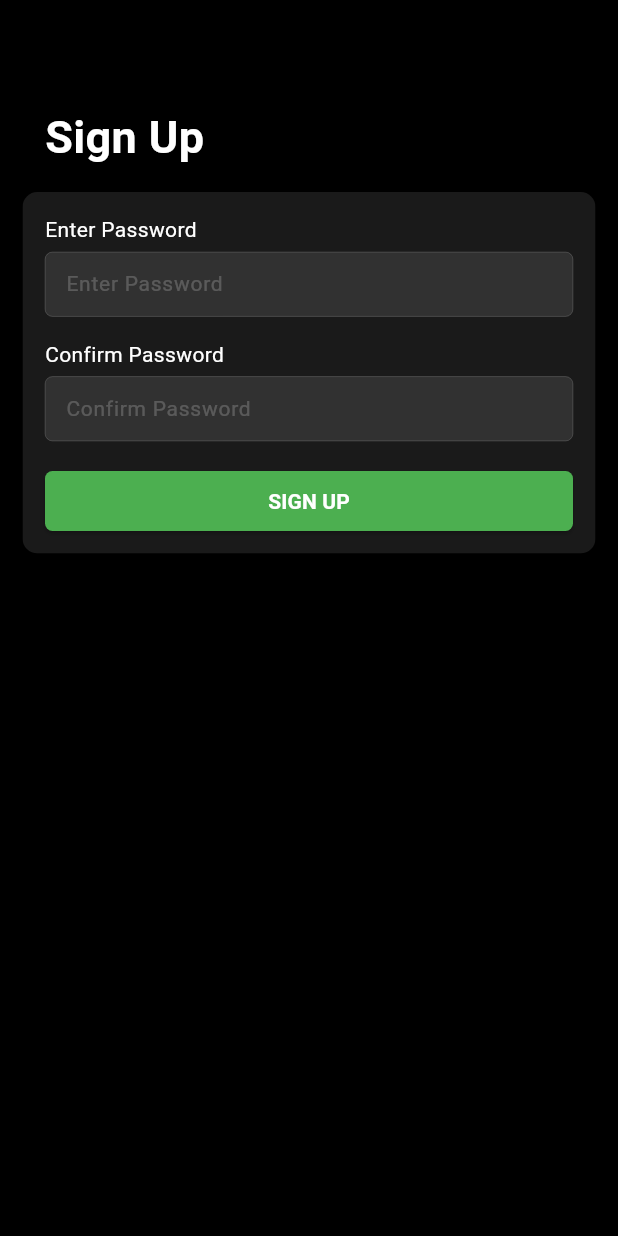
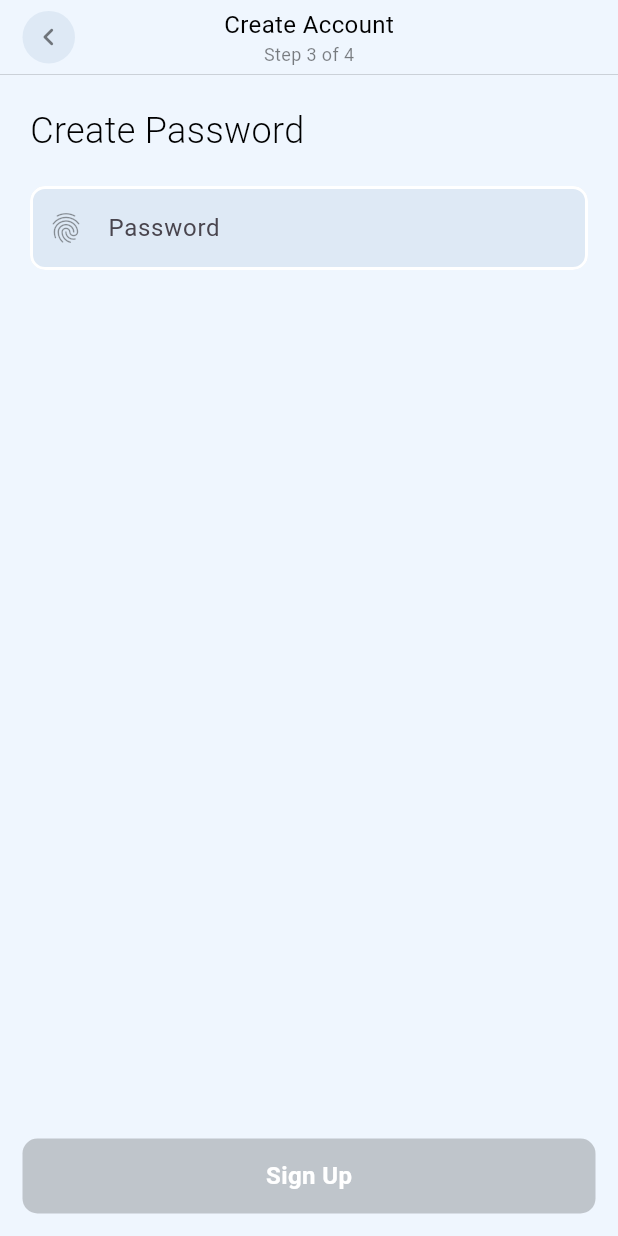
Before and after one commit to AmashChaudhry/authentications, a Flutter app: the AccountPassword screen opened directly with empty values, on a phone screen of 412 x 824 dp. Run offline on Flutter 3.47's test engine with Material 3 defaults, Android fonts, the phone set to English and light mode, and no system bars; our stand-ins replace cloud_firestore, firebase_auth, firebase_core, get; accounts and stored records are empty.

Commit message:
Second Commit

```diff
--- a/lib/src/features/authentications/screens/signup/account_email.dart
+++ b/lib/src/features/authentications/screens/signup/account_email.dart
@@ -107,7 +107,7 @@ class _AccountEmailState extends State<AccountEmail> {
                       decoration: InputDecoration(
                         filled: true,
                         isCollapsed: true,
-                        hintText: 'E-mail',
+                        hintText: 'Enter E-mail',
                         labelText: 'E-mail',
                         fillColor: componentBackgroundColor,
                         contentPadding: const EdgeInsets.symmetric(horizontal: 15, vertical: 16),
@@ -127,8 +127,8 @@ class _AccountEmailState extends State<AccountEmail> {
                         ),
                         focusedBorder: OutlineInputBorder(
                           borderRadius: BorderRadius.circular(10),
-                          borderSide: const BorderSide(
-                            color: accentColor,
+                          borderSide: BorderSide(
+                            color: accentColor.withOpacity(0.5),
                             width: 2,
                           ),
                         ),
@@ -154,6 +154,18 @@ class _AccountEmailState extends State<AccountEmail> {
                           isButtonDisabled.value = true;
                         }
                       },
+                    ),
+                    const SizedBox(height: 5),
+                    const Padding(
+                      padding: EdgeInsets.symmetric(horizontal: 10),
+                      child: Text(
+                        'The email has already been linked by another account. Please enter another email.',
+                        style: TextStyle(
+                          color: Colors.black,
+                          fontSize: 12,
+                          fontWeight: FontWeight.w400,
+                        ),
+                      ),
                     ),
                   ],
                 ),
--- a/lib/src/features/authentications/screens/signup/account_name.dart
+++ b/lib/src/features/authentications/screens/signup/account_name.dart
@@ -104,7 +104,7 @@ class _AccountNameState extends State<AccountName> {
                       decoration: InputDecoration(
                         filled: true,
                         isCollapsed: true,
-                        hintText: 'Full Name',
+                        hintText: 'Enter Name',
                         labelText: 'Full Name',
                         fillColor: componentBackgroundColor,
                         contentPadding: const EdgeInsets.symmetric(horizontal: 15, vertical: 16),
@@ -124,8 +124,8 @@ class _AccountNameState extends State<AccountName> {
                         ),
                         focusedBorder: OutlineInputBorder(
                           borderRadius: BorderRadius.circular(10),
-                          borderSide: const BorderSide(
-                            color: accentColor,
+                          borderSide: BorderSide(
+                            color: accentColor.withOpacity(0.5),
                             width: 2,
                           ),
                         ),
--- a/lib/src/features/authentications/screens/signup/account_password.dart
+++ b/lib/src/features/authentications/screens/signup/account_password.dart
@@ -1,8 +1,7 @@
-import 'dart:ui';
+import 'package:authentications/src/constants/colors.dart';
 import 'package:cloud_firestore/cloud_firestore.dart';
 import 'package:firebase_auth/firebase_auth.dart';
 import 'package:flutter/material.dart';
-import 'package:flutter/services.dart';
 import 'package:get/get.dart';
 
 class AccountPassword extends StatefulWidget {
@@ -16,208 +15,242 @@ class AccountPassword extends StatefulWidget {
 }
 
 class _AccountPasswordState extends State<AccountPassword> {
-  final formKey = GlobalKey<FormState>();
   RxBool isLoading = false.obs;
+  RxBool isValueEmpty = true.obs;
+  RxBool isButtonDisabled = true.obs;
 
   TextEditingController passwordController = TextEditingController();
-  TextEditingController confirmPasswordController = TextEditingController();
 
   final userCollection = FirebaseFirestore.instance.collection('Users');
 
   @override
   Widget build(BuildContext context) {
-    SystemChrome.setSystemUIOverlayStyle(
-      const SystemUiOverlayStyle(
-        statusBarColor: Colors.transparent,
-        statusBarIconBrightness: Brightness.light,
-      ),
-    );
-    return Scaffold(
-      backgroundColor: Colors.black,
-      body: SingleChildScrollView(
-        child: Padding(
-          padding: const EdgeInsets.all(15),
-          child: Column(
-            crossAxisAlignment: CrossAxisAlignment.start,
+    return SafeArea(
+      child: Scaffold(
+        backgroundColor: pageBackgroundColor,
+        body: Column(
           children: [
-              const SizedBox(height: 40),
-              const Padding(
-                padding: EdgeInsets.all(15),
-                child: Text(
-                  'Sign Up',
-                  style: TextStyle(
-                    color: Colors.white,
-                    fontSize: 30,
-                    fontWeight: FontWeight.bold,
+            Container(
+              height: 50,
+              width: double.infinity,
+              padding: const EdgeInsets.symmetric(horizontal: 15),
+              decoration: BoxDecoration(
+                border: Border(
+                  bottom: BorderSide(
+                    width: 0.5,
+                    color: Colors.black.withOpacity(0.2),
                   ),
                 ),
               ),
-              ClipRRect(
-                child: BackdropFilter(
-                  filter: ImageFilter.blur(sigmaX: 6, sigmaY: 6),
+              child: Stack(
+                alignment: Alignment.centerLeft,
+                children: [
+                  InkWell(
+                    onTap: () => Get.back(),
+                    borderRadius: BorderRadius.circular(20),
                     child: Container(
-                    padding: const EdgeInsets.all(15),
+                      height: 35,
+                      width: 35,
                       decoration: BoxDecoration(
-                      color: Colors.white.withOpacity(0.1),
-                      borderRadius: BorderRadius.circular(10),
+                        color: componentBackgroundColor,
+                        borderRadius: BorderRadius.circular(20),
                       ),
-                    child: Form(
-                      key: formKey,
+                      child: Icon(
+                        Icons.chevron_left_rounded,
+                        color: Colors.black.withOpacity(0.5),
+                      ),
+                    ),
+                  ),
+                  Center(
+                    child: Column(
+                      mainAxisAlignment: MainAxisAlignment.center,
+                      crossAxisAlignment: CrossAxisAlignment.center,
+                      children: [
+                        const Text(
+                          'Create Account',
+                          style: TextStyle(
+                            color: Colors.black,
+                            fontSize: 16,
+                            fontWeight: FontWeight.w400,
+                          ),
+                        ),
+                        Text(
+                          'Step 3 of 4',
+                          style: TextStyle(
+                            color: Colors.black.withOpacity(0.5),
+                            fontSize: 12,
+                            fontWeight: FontWeight.w400,
+                          ),
+                        ),
+                      ],
+                    ),
+                  ),
+                ],
+              ),
+            ),
+            Expanded(
+              child: Padding(
+                padding: const EdgeInsets.all(20),
                 child: Column(
                   crossAxisAlignment: CrossAxisAlignment.start,
                   children: [
                     const Text(
-                            'Enter Password',
+                      'Create Password',
                       style: TextStyle(
-                              color: Colors.white,
-                              fontSize: 14,
+                        color: Colors.black,
+                        fontSize: 24,
+                        fontWeight: FontWeight.w300,
                       ),
                     ),
-                          const SizedBox(height: 5),
+                    const SizedBox(height: 20),
                     TextFormField(
                       controller: passwordController,
-                            obscureText: true,
                       style: const TextStyle(
-                              color: Colors.white,
-                              fontSize: 14,
+                        color: Colors.black,
+                        fontSize: 16,
                       ),
                       decoration: InputDecoration(
                         filled: true,
                         isCollapsed: true,
                         hintText: 'Enter Password',
+                        labelText: 'Password',
+                        fillColor: componentBackgroundColor,
+                        contentPadding: const EdgeInsets.symmetric(horizontal: 15, vertical: 16),
                         hintStyle: TextStyle(
-                                color: Colors.white.withOpacity(0.2),
+                          color: Colors.black.withOpacity(0.2),
                         ),
-                              fillColor: Colors.white.withOpacity(0.1),
-                              contentPadding: const EdgeInsets.symmetric(horizontal: 10, vertical: 11),
+                        prefixIcon: Icon(
+                          Icons.fingerprint_rounded,
+                          color: Colors.black.withOpacity(0.4),
+                        ),
                         enabledBorder: OutlineInputBorder(
                           borderSide: const BorderSide(
                             color: Colors.white,
-                                  width: 0.1,
+                            width: 2,
                           ),
-                                borderRadius: BorderRadius.circular(5),
+                          borderRadius: BorderRadius.circular(10),
                         ),
                         focusedBorder: OutlineInputBorder(
-                                borderRadius: BorderRadius.circular(5),
+                          borderRadius: BorderRadius.circular(10),
                           borderSide: BorderSide(
-                                  color: Colors.white.withOpacity(0.5),
-                                  width: 0.5,
+                            color: accentColor.withOpacity(0.5),
+                            width: 2,
                           ),
                         ),
                         errorBorder: OutlineInputBorder(
-                                borderRadius: BorderRadius.circular(5),
+                          borderRadius: BorderRadius.circular(10),
                           borderSide: const BorderSide(
                             color: Colors.red,
-                                  width: 0.5,
+                            width: 2,
                           ),
                         ),
                         focusedErrorBorder: OutlineInputBorder(
-                                borderRadius: BorderRadius.circular(5),
+                          borderRadius: BorderRadius.circular(10),
                           borderSide: const BorderSide(
                             color: Colors.red,
-                                  width: 0.5,
+                            width: 2,
                           ),
                         ),
                       ),
-                            validator: (value) {
-                              if (value!.isEmpty) {
-                                return 'Enter password';
-                              } else if (passwordController.text.length < 8) {
-                                return 'Password must be 8 characters long';
+                      onChanged: (value) {
+                        if (value.isEmpty) {
+                          isValueEmpty.value = true;
+                        } else if (value.isNotEmpty) {
+                          isValueEmpty.value = false;
                         }
-                              return null;
+                        if (value.length < 8) {
+                          isButtonDisabled.value = true;
+                        } else if (!RegExp(r'[A-Z]').hasMatch(value)) {
+                          isButtonDisabled.value = true;
+                        } else if (!RegExp(r'\d').hasMatch(value)) {
+                          isButtonDisabled.value = true;
+                        } else if (!RegExp(r'[!@#\$&*~]').hasMatch(value)) {
+                          isButtonDisabled.value = true;
+                        } else {
+                          isButtonDisabled.value = false;
+                        }
                       },
                     ),
-                          const SizedBox(height: 15),
-                          const Text(
-                            'Confirm Password',
+                    const SizedBox(height: 5),
+                    Padding(
+                      padding: const EdgeInsets.symmetric(horizontal: 10),
+                      child: Obx(
+                        () => isButtonDisabled.value && !isValueEmpty.value
+                            ? const Row(
+                                children: [
+                                  Icon(
+                                    Icons.error,
+                                    color: Colors.red,
+                                    size: 15,
+                                  ),
+                                  SizedBox(width: 5),
+                                  Text(
+                                    'Your password is weak',
                                     style: TextStyle(
-                              color: Colors.white,
-                              fontSize: 14,
+                                      color: Colors.black,
+                                      fontSize: 12,
+                                      fontWeight: FontWeight.w400,
                                     ),
                                   ),
-                          const SizedBox(height: 5),
-                          TextFormField(
-                            controller: confirmPasswordController,
-                            obscureText: true,
-                            style: const TextStyle(
-                              color: Colors.white,
-                              fontSize: 14,
-                            ),
-                            decoration: InputDecoration(
-                              filled: true,
-                              isCollapsed: true,
-                              hintText: 'Confirm Password',
-                              hintStyle: TextStyle(
-                                color: Colors.white.withOpacity(0.2),
-                              ),
-                              fillColor: Colors.white.withOpacity(0.1),
-                              contentPadding: const EdgeInsets.symmetric(horizontal: 10, vertical: 11),
-                              enabledBorder: OutlineInputBorder(
-                                borderSide: const BorderSide(
-                                  color: Colors.white,
-                                  width: 0.1,
-                                ),
-                                borderRadius: BorderRadius.circular(5),
-                              ),
-                              focusedBorder: OutlineInputBorder(
-                                borderRadius: BorderRadius.circular(5),
-                                borderSide: BorderSide(
-                                  color: Colors.white.withOpacity(0.5),
-                                  width: 0.5,
+                                ],
+                              )
+                            : const SizedBox(),
                       ),
                     ),
-                              errorBorder: OutlineInputBorder(
-                                borderRadius: BorderRadius.circular(5),
-                                borderSide: const BorderSide(
-                                  color: Colors.red,
-                                  width: 0.5,
-                                ),
-                              ),
-                              focusedErrorBorder: OutlineInputBorder(
-                                borderRadius: BorderRadius.circular(5),
-                                borderSide: const BorderSide(
-                                  color: Colors.red,
-                                  width: 0.5,
+                  ],
                 ),
               ),
             ),
-                            validator: (value) {
-                              if (value!.isEmpty) {
-                                return 'Enter confirm password';
-                              } else if (confirmPasswordController.text != passwordController.text) {
-                                return 'Confirm password didn\'t matched with password';
-                              }
-                              return null;
-                            },
+            Padding(
+              padding: const EdgeInsets.only(left: 15, right: 15, bottom: 15),
+              child: Obx(
+                () => SizedBox(
+                  height: 50,
+                  width: double.infinity,
+                  child: isButtonDisabled.value
+                      ? Container(
+                          decoration: BoxDecoration(
+                            color: Colors.black.withOpacity(0.2),
+                            borderRadius: BorderRadius.circular(10),
                           ),
-                          const SizedBox(height: 20),
-                          Obx(
-                            () => SizedBox(
-                              height: 40,
-                              width: double.infinity,
-                              child: isLoading.value
+                          child: const Center(
+                            child: Text(
+                              'Sign Up',
+                              style: TextStyle(
+                                color: Colors.white,
+                                fontSize: 16,
+                                fontWeight: FontWeight.bold,
+                              ),
+                            ),
+                          ),
+                        )
+                      : isLoading.value
                           ? Container(
                               width: double.infinity,
                               decoration: BoxDecoration(
-                                        color: Colors.green,
-                                        borderRadius: BorderRadius.circular(5),
+                                color: accentColor,
+                                borderRadius: BorderRadius.circular(10),
                               ),
                               child: const Center(
                                 child: Row(
                                   mainAxisAlignment: MainAxisAlignment.center,
                                   children: [
                                     SizedBox(
-                                              width: 10,
-                                              height: 10,
+                                      width: 15,
+                                      height: 15,
                                       child: CircularProgressIndicator(
                                         color: Colors.white,
+                                        strokeWidth: 1.5,
                                       ),
                                     ),
                                     SizedBox(width: 10),
                                     Text(
                                       'Loading...',
-                                              style: TextStyle(color: Colors.white, fontSize: 14, fontWeight: FontWeight.bold),
+                                      style: TextStyle(
+                                        color: Colors.white,
+                                        fontSize: 16,
+                                        fontWeight: FontWeight.w400,
+                                      ),
                                     ),
                                   ],
                                 ),
@@ -225,14 +258,12 @@ class _AccountPasswordState extends State<AccountPassword> {
                             )
                           : ElevatedButton(
                               onPressed: () async {
-                                        if (formKey.currentState!.validate()) {
                                 isLoading.value = true;
                                 final userData = {
                                   'Full Name': widget.name,
                                   'Email': widget.email,
                                   'Password': passwordController.text,
                                 };
-                                          if (passwordController.text == confirmPasswordController.text) {
                                 await FirebaseAuth.instance.createUserWithEmailAndPassword(
                                   email: widget.email,
                                   password: passwordController.text,
@@ -246,22 +277,21 @@ class _AccountPasswordState extends State<AccountPassword> {
                                     // Get.offAll(() => const VerifyEmailAddress());
                                   }
                                 });
-                                          }
                                 isLoading.value = false;
-                                        }
                               },
                               style: ElevatedButton.styleFrom(
-                                        backgroundColor: Colors.green,
+                                backgroundColor: accentColor,
                                 shape: RoundedRectangleBorder(
-                                          borderRadius: BorderRadius.circular(5),
+                                  borderRadius: BorderRadius.circular(10),
                                 ),
                               ),
                               child: const Text(
-                                        'SIGN UP',
+                                'Sign Up',
                                 style: TextStyle(
                                   color: Colors.white,
-                                          fontSize: 14,
+                                  fontSize: 16,
                                   fontWeight: FontWeight.bold,
+                                ),
                               ),
                             ),
                 ),
@@ -270,13 +300,6 @@ class _AccountPasswordState extends State<AccountPassword> {
           ],
         ),
       ),
-                  ),
-                ),
-              ),
-            ],
-          ),
-        ),
-      ),
     );
   }
 }
```
Lines whose indentation alone changed are shown as unchanged.
